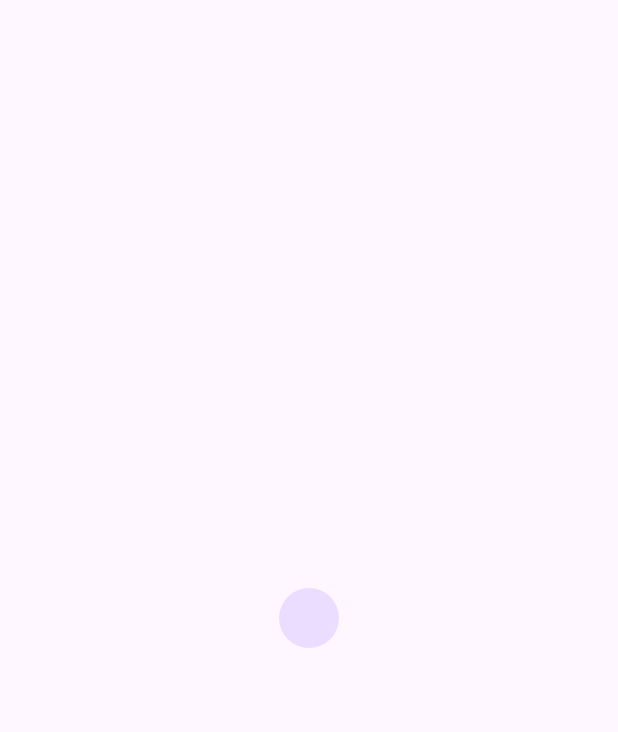
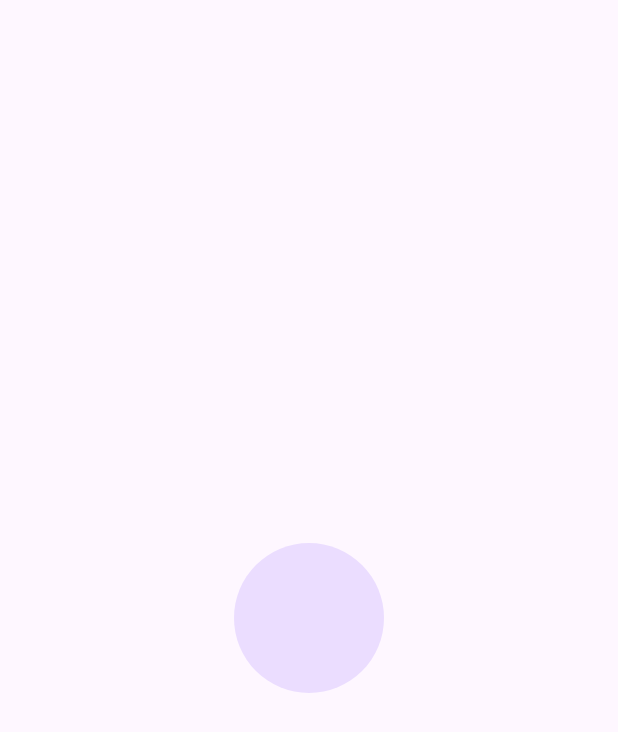
Before and after one commit to saliq03/GetX-Practice, a Flutter app: the SelectImage screen opened directly, on a phone screen of 412 x 824 dp. Shown: the top 732 px of the screen. Run offline on Flutter 3.47's test engine with Material 3 defaults, Android fonts, the phone set to English and light mode, and no system bars; our stand-ins replace get, image_picker.

Commit message:
functionality fixed

```diff
--- a/lib/SelectImage.dart
+++ b/lib/SelectImage.dart
@@ -17,9 +17,15 @@ class _SelectImageState extends State<SelectImage> {
     return Scaffold(
       body: Center(
         child: Obx((){
-          return CircleAvatar(
-            backgroundImage: imageController.imagePath.isNotEmpty? FileImage(File(imageController.imagePath.value)):
-            null,
+          return GestureDetector(
+            onTap: (){
+              imageController.PickImage();
+            },
+            child: CircleAvatar(
+              radius: 50,
+              backgroundImage: imageController.imagePath.isNotEmpty? FileImage(File(imageController.imagePath.value)):
+              null,
+            ),
           );
         })
       ),
--- a/lib/main.dart
+++ b/lib/main.dart
@@ -3,6 +3,7 @@ import 'package:getx_practice/FirstScreen.dart';
 import 'package:getx_practice/Home.dart';
 import 'package:get/get.dart';
 import 'package:getx_practice/SecondScreen.dart';
+import 'package:getx_practice/SelectImage.dart';
 import 'package:getx_practice/languages.dart';
 import 'package:getx_practice/size_and_languages.dart';
 import 'package:getx_practice/statemangement.dart';
@@ -26,7 +27,7 @@ class MyApp extends StatelessWidget {
         colorScheme: ColorScheme.fromSeed(seedColor: Colors.deepPurple),
         useMaterial3: true,
       ),
-      home: StateManagement(),
+      home: SelectImage(),
       getPages: [
         GetPage(name:'/screeen', page: ()=>Home()),
         GetPage(name:'/screeenfirst', page: ()=>Firstscreen()),
--- a/lib/management/ImageController.dart
+++ b/lib/management/ImageController.dart
@@ -4,7 +4,7 @@ import 'package:image_picker/image_picker.dart';
 class ImageController extends GetxController{
   RxString imagePath=''.obs;
   PickImage() async {
-   final image= await ImagePicker().pickImage(source: ImageSource.camera);
+   final image= await ImagePicker().pickImage(source: ImageSource.gallery);
    if(image!=null){
      imagePath.value=image.path.toString();
    }
```
